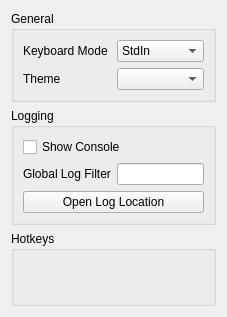
grimtnt/citra, file src/citra_qt/configuration/configure_general.ui: the form before one commit.
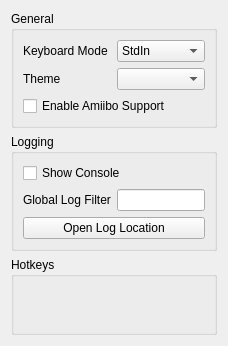
The form after the commit. Custom widgets are drawn as their Qt base class.

What changed in the file:
```diff
--- a/src/citra_qt/configuration/configure_general.ui
+++ b/src/citra_qt/configuration/configure_general.ui
@@ -6,8 +6,8 @@
    <rect>
     <x>0</x>
     <y>0</y>
-    <width>227</width>
-    <height>317</height>
+    <width>228</width>
+    <height>346</height>
    </rect>
   </property>
   <property name="windowTitle">
@@ -63,6 +63,13 @@
             </item>
            </layout>
           </item>
+          <item>
+           <widget class="QCheckBox" name="enable_nfc">
+            <property name="text">
+             <string>Enable Amiibo Support</string>
+            </property>
+           </widget>
+          </item>
          </layout>
         </item>
        </layout>
```
